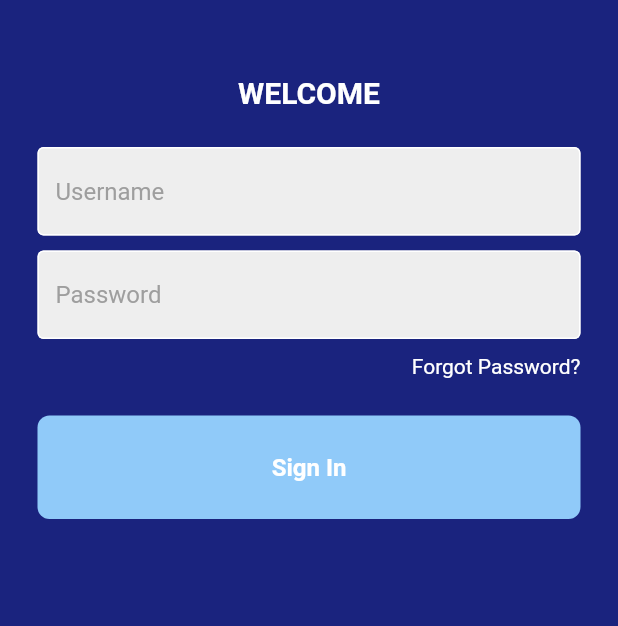
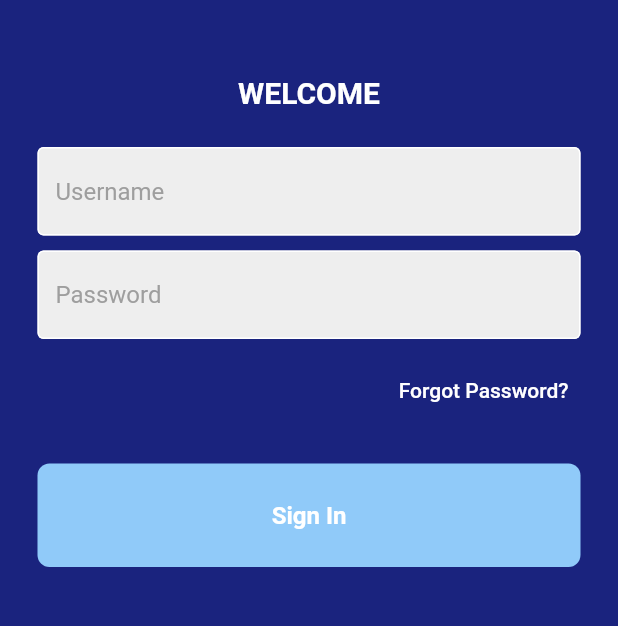
Before and after one commit to furkanayyildiz/ubis_app, a Flutter app: the screen it shows after launch, on a phone screen of 412 x 824 dp, the part 375-1001 px from its top. Run offline on Flutter 3.47's test engine with Material 2 defaults, Android fonts, the phone set to English and light mode, and no system bars.

Commit message:
final commit

```diff
--- a/ubis_app/lib/screens/login_screen.dart
+++ b/ubis_app/lib/screens/login_screen.dart
@@ -72,9 +72,12 @@ class LoginScreen extends StatelessWidget {
                   child: Row(
                     mainAxisAlignment: MainAxisAlignment.end,
                     children: [
-                      Text(
-                        'Forgot Password?',
-                        style: TextStyle(color: Colors.white),
+                      TextButton(
+                        child: Text(
+                          'Forgot Password?',
+                          style: TextStyle(color: Colors.white),
+                        ),
+                        onPressed: () {},
                       ),
                     ],
                   ),
```
